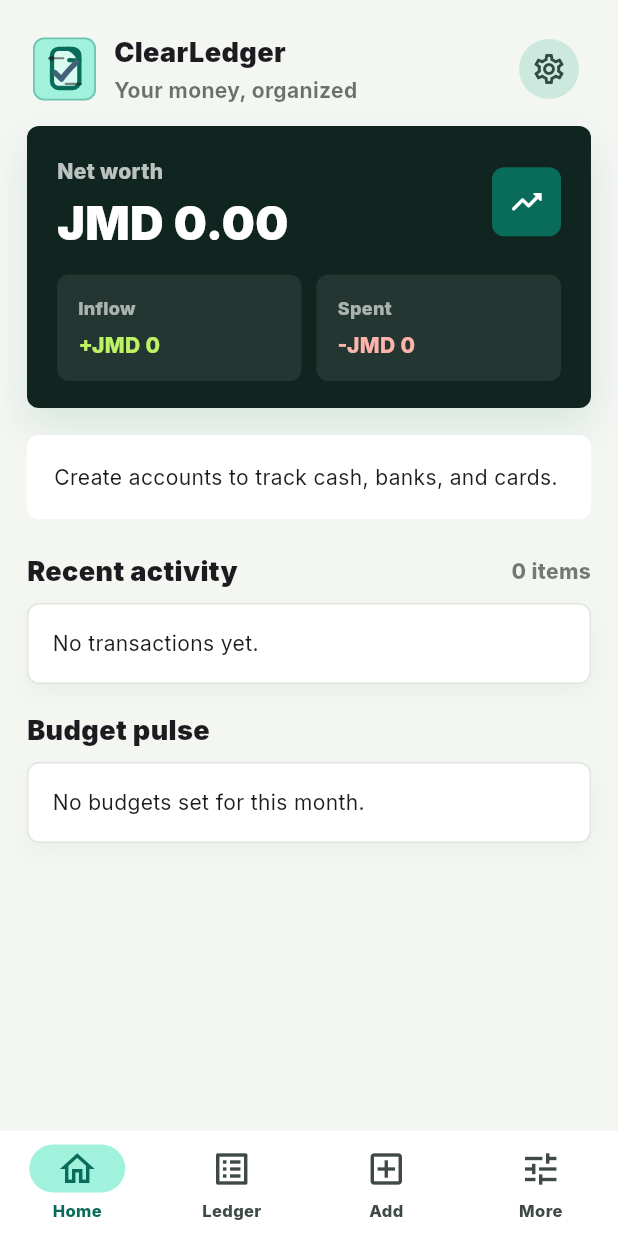
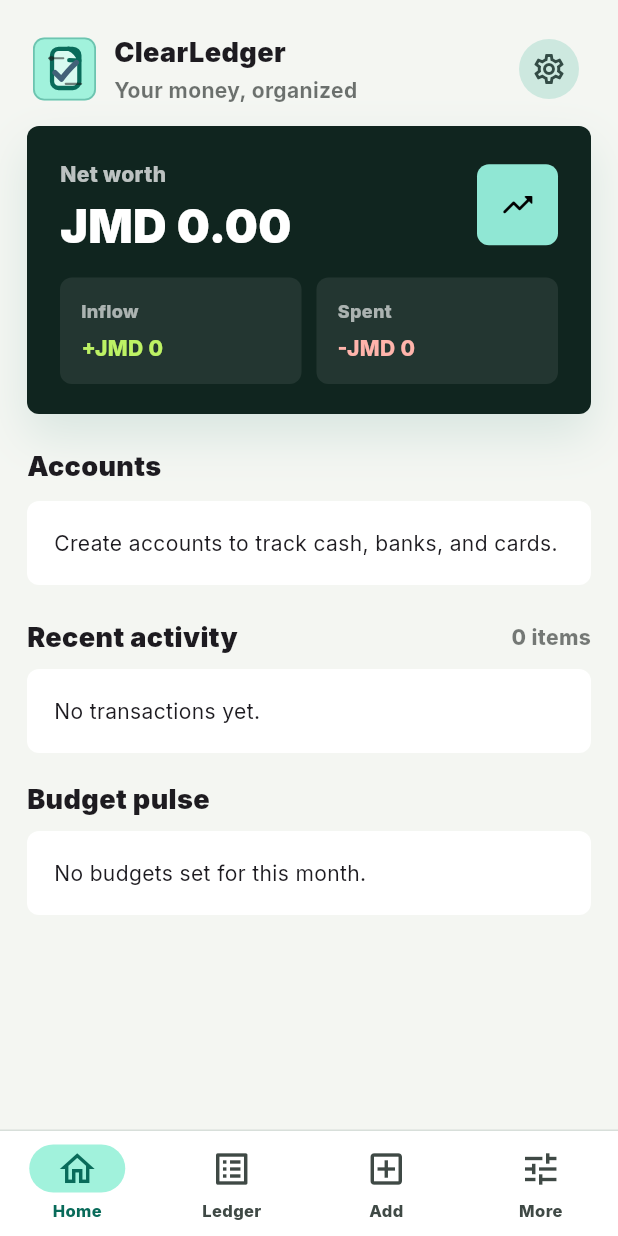
Before and after one commit to Shemarhn/ClearLedger, a Flutter app: the screen it shows once a user with an empty profile is signed in, on a phone screen of 412 x 824 dp. Run offline on Flutter 3.47's test engine with Material 3 defaults, Android fonts, the phone set to English and light mode, and no system bars; drawn by our look-alikes of dynamic_color; our stand-ins replace dio, firebase_core, firebase_messaging, fl_chart, flutter_local_notifications, google_fonts and 5 more; missing offline and left inert: google_mlkit_text_recognition; accounts and stored records are empty.

Commit message:
Bring dashboard closer to launch mockup

```diff
--- a/lib/screens/dashboard/dashboard_screen.dart
+++ b/lib/screens/dashboard/dashboard_screen.dart
@@ -90,7 +90,9 @@ class _DashboardScreenState extends State<DashboardScreen> {
                         }),
                         const SizedBox(height: 14),
                         _NetWorthCard(summary: _summary, spent: _totalSpent, income: _totalIncome),
-                        const SizedBox(height: 18),
+                        const SizedBox(height: 22),
+                        const SectionHeading(title: 'Accounts'),
+                        const SizedBox(height: 10),
                         _AccountStrip(accounts: _summary?.accounts ?? const []),
                         const SizedBox(height: 22),
                         SectionHeading(
@@ -99,14 +101,14 @@ class _DashboardScreenState extends State<DashboardScreen> {
                         ),
                         const SizedBox(height: 8),
                         if (_recent.isEmpty)
-                          const FinanceCard(child: Text('No transactions yet.'))
+                          const FinanceSurface(child: Text('No transactions yet.'))
                         else
                           ..._recent.map((tx) => TransactionTile(transaction: tx)),
                         const SizedBox(height: 18),
                         const SectionHeading(title: 'Budget pulse'),
                         const SizedBox(height: 8),
                         if (_budgets.isEmpty)
-                          const FinanceCard(
+                          const FinanceSurface(
                             child: Text('No budgets set for this month.'),
                           )
                         else
@@ -177,7 +179,7 @@ class _NetWorthCard extends StatelessWidget {
     final scheme = Theme.of(context).colorScheme;
     final balance = summary?.netWorth ?? income - spent;
     return FinanceHeroPanel(
-      padding: const EdgeInsets.fromLTRB(20, 20, 20, 18),
+      padding: const EdgeInsets.fromLTRB(22, 22, 22, 20),
       child: Column(
         crossAxisAlignment: CrossAxisAlignment.start,
         children: [
@@ -205,13 +207,13 @@ class _NetWorthCard extends StatelessWidget {
                 ),
               ),
               Container(
-                width: 46,
-                height: 46,
+                width: 54,
+                height: 54,
                 decoration: BoxDecoration(
-                  color: scheme.primary,
+                  color: const Color(0xFF90E7D4),
                   borderRadius: BorderRadius.circular(8),
                 ),
-                child: Icon(Icons.trending_up_rounded, color: scheme.onPrimary),
+                child: Icon(Icons.trending_up_rounded, color: scheme.scrim),
               ),
             ],
           ),
@@ -299,33 +301,47 @@ class _AccountStrip extends StatelessWidget {
     }
 
     return SizedBox(
-      height: 118,
+      height: 132,
       child: ListView.separated(
         scrollDirection: Axis.horizontal,
         itemCount: accounts.take(5).length,
-        separatorBuilder: (_, _) => const SizedBox(width: 12),
+        separatorBuilder: (_, _) => const SizedBox(width: 14),
         itemBuilder: (context, index) {
           final account = accounts[index];
+          final palette = _accountPalette(index);
           return SizedBox(
-            width: 208,
-            child: FinanceSurface(
-              padding: const EdgeInsets.all(14),
+            width: 214,
+            child: Container(
+              padding: const EdgeInsets.all(16),
+              decoration: BoxDecoration(
+                color: palette.background,
+                borderRadius: BorderRadius.circular(8),
+              ),
               child: Column(
                 crossAxisAlignment: CrossAxisAlignment.start,
                 children: [
                   Row(
                     children: [
-                      AppIconBadge(glyph: _glyphForAccount(account.type), size: 36),
+                      Container(
+                        width: 42,
+                        height: 42,
+                        decoration: BoxDecoration(
+                          color: palette.ink.withValues(alpha: 0.10),
+                          borderRadius: BorderRadius.circular(8),
+                        ),
+                        child: AppIconBadge(
+                          glyph: _glyphForAccount(account.type),
+                          color: palette.ink,
+                          size: 42,
+                        ),
+                      ),
                       const Spacer(),
                       Text(
                         account.currency.isNotEmpty
                             ? account.currency
                             : preferredCurrency,
                         style: TextStyle(
-                          color: Theme.of(context)
-                              .colorScheme
-                              .onSurface
-                              .withValues(alpha: 0.56),
+                          color: palette.ink.withValues(alpha: 0.58),
                           fontWeight: FontWeight.w900,
                           fontSize: 12,
                         ),
@@ -337,7 +353,7 @@ class _AccountStrip extends StatelessWidget {
                     account.name,
                     maxLines: 1,
                     overflow: TextOverflow.ellipsis,
-                    style: const TextStyle(fontWeight: FontWeight.w800),
+                    style: TextStyle(color: palette.ink, fontWeight: FontWeight.w900),
                   ),
                   const SizedBox(height: 4),
                   AmountText(
@@ -345,8 +361,8 @@ class _AccountStrip extends StatelessWidget {
                     currency: account.currency.isNotEmpty ? account.currency : preferredCurrency,
                     compact: true,
                     color: account.currentBalance < 0
-                        ? AppConstants.errorRed
-                        : Theme.of(context).colorScheme.onSurface,
+                        ? const Color(0xFFB4232F)
+                        : palette.ink,
                   ),
                 ],
               ),
@@ -372,6 +388,24 @@ class _AccountStrip extends StatelessWidget {
         return AppGlyph.accounts;
     }
   }
+
+  _AccountPalette _accountPalette(int index) {
+    const palettes = [
+      _AccountPalette(Color(0xFFE8F7EF), Color(0xFF10211D)),
+      _AccountPalette(Color(0xFFE4F4FF), Color(0xFF102235)),
+      _AccountPalette(Color(0xFFF2F3CC), Color(0xFF25250E)),
+      _AccountPalette(Color(0xFFF5E9FF), Color(0xFF251530)),
+      _AccountPalette(Color(0xFFFFEEE7), Color(0xFF331A10)),
+    ];
+    return palettes[index % palettes.length];
+  }
+}
+
+class _AccountPalette {
+  const _AccountPalette(this.background, this.ink);
+
+  final Color background;
+  final Color ink;
 }
 
 class _ErrorState extends StatelessWidget {
--- a/lib/screens/home/home_screen.dart
+++ b/lib/screens/home/home_screen.dart
@@ -28,12 +28,24 @@ class _HomeScreenState extends State<HomeScreen> {
 
   @override
   Widget build(BuildContext context) {
+    final scheme = Theme.of(context).colorScheme;
+    final dark = Theme.of(context).brightness == Brightness.dark;
     return Scaffold(
       key: _scaffoldKey,
       drawer: _AppDrawer(onOpenPage: _openPage),
       body: IndexedStack(index: _index, children: _screens),
-      bottomNavigationBar: NavigationBar(
+      bottomNavigationBar: Container(
+        decoration: BoxDecoration(
+          color: dark ? const Color(0xFF111715) : scheme.surfaceContainerLowest,
+          border: Border(
+            top: BorderSide(
+              color: dark ? Colors.white.withValues(alpha: 0.05) : scheme.outlineVariant,
+            ),
+          ),
+        ),
+        child: NavigationBar(
           selectedIndex: _index,
+          backgroundColor: Colors.transparent,
           destinations: const [
             NavigationDestination(icon: Icon(Icons.home_outlined), label: 'Home'),
             NavigationDestination(icon: Icon(Icons.list_alt_outlined), label: 'Ledger'),
@@ -47,6 +59,7 @@ class _HomeScreenState extends State<HomeScreen> {
             }
             setState(() => _index = value);
           },
+        ),
       ),
     );
   }
--- a/lib/widgets/dark_shell.dart
+++ b/lib/widgets/dark_shell.dart
@@ -17,16 +17,14 @@ class DarkShell extends StatelessWidget {
     final scheme = Theme.of(context).colorScheme;
     final dark = Theme.of(context).brightness == Brightness.dark;
     return Container(
-      decoration: BoxDecoration(
-        color: scheme.surface,
-      ),
+      decoration: BoxDecoration(color: scheme.surface),
       child: SafeArea(
         bottom: false,
         child: Stack(
           children: [
             Positioned.fill(
               child: ColoredBox(
-                color: dark ? const Color(0xFF0E1110) : const Color(0xFFF4F6F2),
+                color: dark ? const Color(0xFF080B0A) : const Color(0xFFF4F6F2),
               ),
             ),
             Align(
@@ -93,13 +91,13 @@ class FinanceHeroPanel extends StatelessWidget {
     return Container(
       width: double.infinity,
       decoration: BoxDecoration(
-        color: dark ? const Color(0xFF10211D) : const Color(0xFF10251F),
+        color: dark ? const Color(0xFF0D241F) : const Color(0xFF10251F),
         borderRadius: BorderRadius.circular(8),
         boxShadow: [
           BoxShadow(
-            color: scheme.primary.withValues(alpha: dark ? 0.10 : 0.12),
-            blurRadius: 22,
-            offset: const Offset(0, 12),
+            color: scheme.primary.withValues(alpha: dark ? 0.16 : 0.12),
+            blurRadius: 26,
+            offset: const Offset(0, 14),
           ),
         ],
       ),
```
Also changed, not shown: lib/widgets/transaction_tile.dart (+20 -6 lines). Lines whose indentation alone changed are shown as unchanged.
